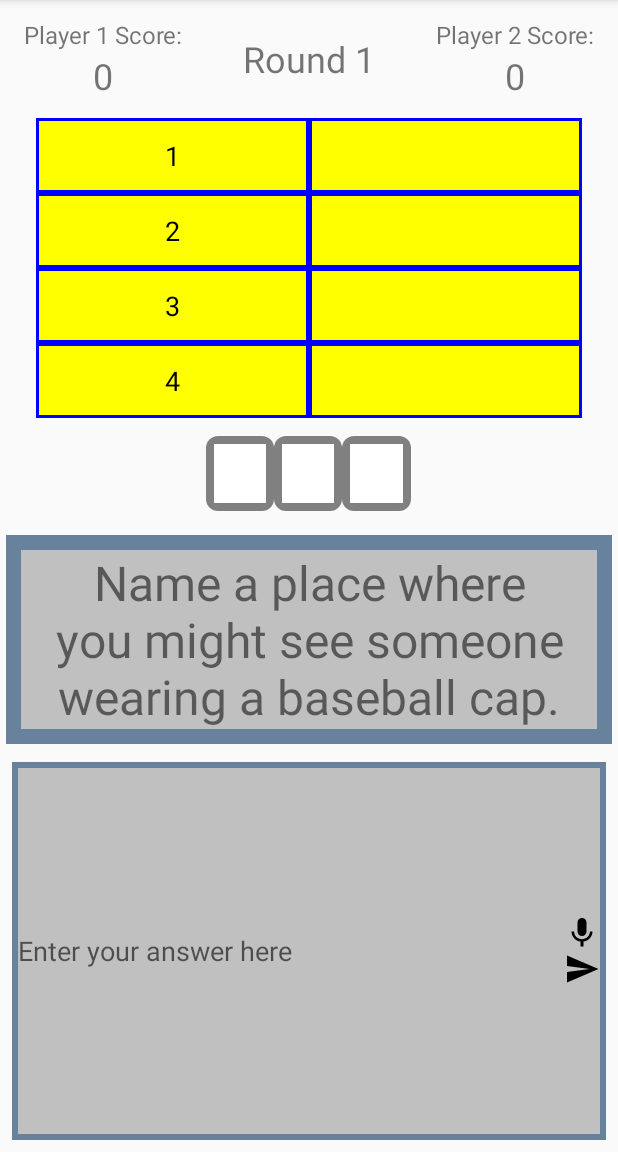
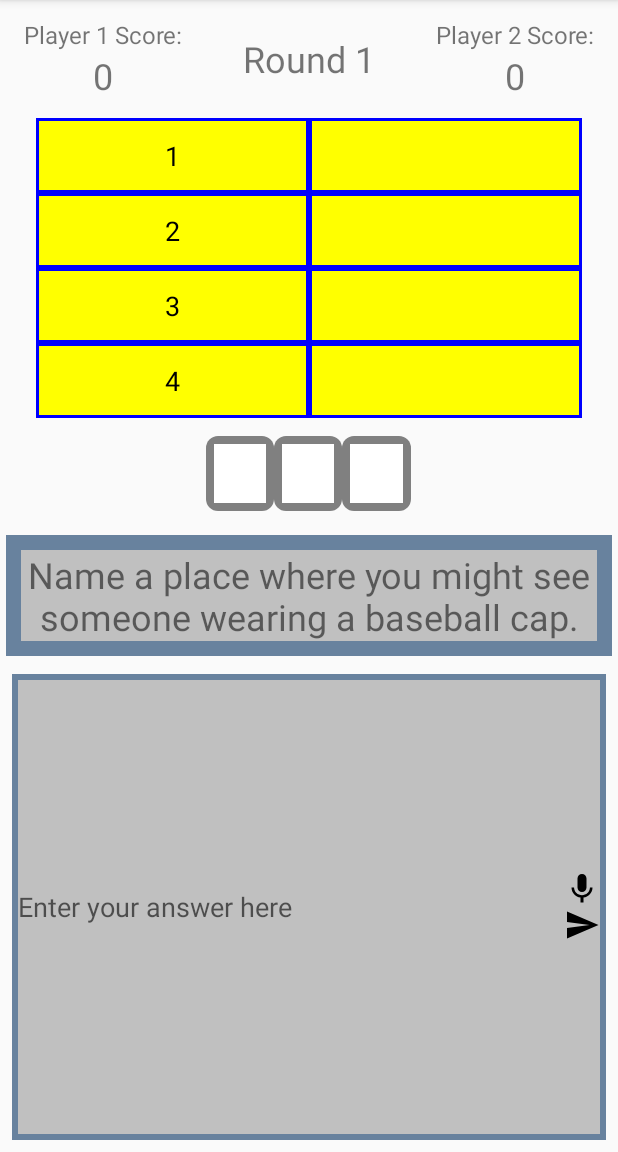
Before and after one commit to cgon50/Familia-Rivalry, an Android app: the screen it shows after launch (MainActivity), after a tap on "SINGLE PLAYER", on a phone screen of 412 x 824 dp, the part 84-1236 px from its top. Run offline under Robolectric (Android 15) with nearby library versions, the phone set to English and light mode, and no system bars; libraries missing offline, so code that uses them is left out: party.liyin.easywifip2p; 1 statement that could not run was skipped.

Commit message:
can connect now!!, also can refresh

```diff
--- a/app/src/main/java/com/example/familiarivalry/P2pFragment.kt
+++ b/app/src/main/java/com/example/familiarivalry/P2pFragment.kt
@@ -9,7 +9,9 @@ import android.view.View
 import android.view.ViewGroup
 import android.widget.ArrayAdapter
 import android.widget.ListView
+import androidx.swiperefreshlayout.widget.SwipeRefreshLayout
 import party.liyin.easywifip2p.WifiP2PHelper
+import java.util.*
 
 /**
  * A simple [Fragment] subclass.
@@ -22,6 +24,7 @@ import party.liyin.easywifip2p.WifiP2PHelper
 class P2pFragment : Fragment() {
     private lateinit var helper: WifiP2PHelper
     private lateinit var listView: ListView
+    private var devices = mutableListOf<WifiP2pDevice>()
 
     override fun onCreate(savedInstanceState: Bundle?) {
         super.onCreate(savedInstanceState)
@@ -37,19 +40,20 @@ class P2pFragment : Fragment() {
         helper = WifiP2PHelper(context)
         helper.requestConnInfo()
         listView = p2pView.findViewById<ListView>(R.id.peerList)
-        listView.setOnItemClickListener { parent,_,position,_ ->
-            val item = parent.getItemAtPosition(position) as WifiP2pDevice
-            helper.connectToPeer(item)
+        listView.setOnItemClickListener { _,_,position,_ ->
+            helper.connectToPeer(devices[position])
         }
         helper.setConnectInfoListener { address, isGroupOwner, groupFormed ->
             Log.d("ASDF","ASDF")
-            println("========\nAddress:$address\nisGroupOwner:$isGroupOwner\ngroupFormed:$groupFormed\n========")
+            Log.d("info", "========\nAddress:$address\nisGroupOwner:$isGroupOwner\ngroupFormed:$groupFormed\n========")
         }
         helper.setConnectListener(object : WifiP2PHelper.ConnectListener{
 
             override fun connectState(state: Boolean) {
                 Log.d("ASDF","CONNECTSTATE")
+                helper.requestConnInfo()
                 println("Connect State: $state")
+                //if state is true, start game :)
             }
 
             override fun connectDone(state: Boolean) {
@@ -60,10 +64,26 @@ class P2pFragment : Fragment() {
         })
         helper.setPeerListener {
             Log.d("ASDF","LISTENER")
-            if (it != null)
-                listView.adapter = ArrayAdapter<WifiP2pDevice>(context!!, android.R.layout.simple_expandable_list_item_1, it)
+            if (it != null) {
+                devices = it
+                var names = mutableListOf<String>()
+                for (device in devices) {
+                    names.add(device.deviceName)
+                }
+                listView.adapter = ArrayAdapter<String>(context!!, android.R.layout.simple_expandable_list_item_1, names)
+            }
+            it.forEach({})
         }
+        p2pView.findViewById<SwipeRefreshLayout>(R.id.refresh).setOnRefreshListener {
+            helper.startDiscovery()
+            Timer("stopRefresh", false).schedule(
+                object : TimerTask() {
+                    override fun run() {
+                        activity!!.runOnUiThread{ p2pView.findViewById<SwipeRefreshLayout>(R.id.refresh).isRefreshing = false }
+                    }
+                } , 1000)
 
+        }
         helper.easyStart()
         helper.startDiscovery()
 
--- a/app/src/main/res/layout/fragment_game.xml
+++ b/app/src/main/res/layout/fragment_game.xml
@@ -6,8 +6,8 @@
     tools:context=".GameFragment"
     android:orientation="vertical">
     <LinearLayout
-        android:layout_marginTop="12dp"
-        android:layout_marginBottom="12dp"
+        android:layout_marginTop="12sp"
+        android:layout_marginBottom="12sp"
         android:layout_width="match_parent"
         android:layout_height="wrap_content"
         android:orientation="horizontal"
@@ -15,14 +15,14 @@
 
         <LinearLayout
             android:layout_weight="1"
-            android:layout_width="0dp"
+            android:layout_width="0sp"
             android:layout_height="wrap_content"
             android:orientation="vertical">
 
             <TextView
                 android:layout_width="match_parent"
                 android:layout_height="wrap_content"
-                android:textSize="16dp"
+                android:textSize="16sp"
                 android:text="Player 1 Score:"
                 android:gravity="center"/>
 
@@ -30,7 +30,7 @@
                 android:id="@+id/p1ScoreTV"
                 android:layout_width="match_parent"
                 android:layout_height="wrap_content"
-                android:textSize="24dp"
+                android:textSize="24sp"
                 android:gravity="center"
                 android:text="0"/>
 
@@ -39,23 +39,23 @@
         <TextView
             android:id="@+id/roundTV"
             android:layout_weight="1"
-            android:layout_width="0dp"
+            android:layout_width="0sp"
             android:layout_height="wrap_content"
             android:text="Round 1"
-            android:textSize="24dp"
+            android:textSize="24sp"
             android:layout_gravity="center"
             android:gravity="center"/>
 
         <LinearLayout
             android:layout_weight="1"
-            android:layout_width="0dp"
+            android:layout_width="0sp"
             android:layout_height="wrap_content"
             android:orientation="vertical">
 
             <TextView
                 android:layout_width="match_parent"
                 android:layout_height="wrap_content"
-                android:textSize="16dp"
+                android:textSize="16sp"
                 android:text="Player 2 Score:"
                 android:gravity="center"/>
 
@@ -63,7 +63,7 @@
                 android:id="@+id/p2ScoreTV"
                 android:layout_width="match_parent"
                 android:layout_height="wrap_content"
-                android:textSize="24dp"
+                android:textSize="24sp"
                 android:gravity="center"
                 android:text="0"/>
 
@@ -71,10 +71,10 @@
     </LinearLayout>
     <!--     game board! -->
     <LinearLayout
-        android:layout_marginStart="24dp"
-        android:layout_marginEnd="24dp"
+        android:layout_marginStart="24sp"
+        android:layout_marginEnd="24sp"
         android:layout_width="match_parent"
-        android:layout_height="50dp"
+        android:layout_height="50sp"
         android:weightSum="2"
         android:background="@color/boardBorder"
         >
@@ -82,145 +82,145 @@
         <TextView
             android:gravity="center"
             android:text="1"
-            android:textSize="18dp"
-            android:layout_margin="2dp"
+            android:textSize="18sp"
+            android:layout_margin="2sp"
             android:background="@color/boardYellow"
             android:id="@+id/answer1"
             android:layout_weight="1"
-            android:layout_width="0dp"
+            android:layout_width="0sp"
             android:layout_height="match_parent"
             android:textColor="#000000"
             />
         <TextView
             android:text="5"
-            android:textSize="18dp"
+            android:textSize="18sp"
             android:gravity="center"
-            android:layout_margin="2dp"
+            android:layout_margin="2sp"
             android:background="@color/boardYellow"
             android:id="@+id/answer5"
             android:layout_weight="1"
-            android:layout_width="0dp"
+            android:layout_width="0sp"
             android:layout_height="match_parent"
             android:textColor="#000000"
             />
     </LinearLayout>
     <LinearLayout
         android:background="@color/boardBorder"
-        android:layout_marginStart="24dp"
-        android:layout_marginEnd="24dp"
+        android:layout_marginStart="24sp"
+        android:layout_marginEnd="24sp"
         android:layout_width="match_parent"
-        android:layout_height="50dp"
+        android:layout_height="50sp"
         android:weightSum="2"
         >
         <TextView
             android:text="2"
-            android:textSize="18dp"
+            android:textSize="18sp"
             android:gravity="center"
-            android:layout_margin="2dp"
+            android:layout_margin="2sp"
             android:background="@color/boardYellow"
             android:id="@+id/answer2"
             android:layout_weight="1"
-            android:layout_width="0dp"
+            android:layout_width="0sp"
             android:layout_height="match_parent"
             android:textColor="#000000"
             />
         <TextView
             android:text="6"
-            android:textSize="18dp"
+            android:textSize="18sp"
             android:gravity="center"
             android:background="@color/boardYellow"
             android:id="@+id/answer6"
             android:layout_weight="1"
-            android:layout_margin="2dp"
-            android:layout_width="0dp"
+            android:layout_margin="2sp"
+            android:layout_width="0sp"
             android:layout_height="match_parent"
             android:textColor="#000000"
             />
     </LinearLayout>
     <LinearLayout
         android:background="@color/boardBorder"
-        android:layout_marginStart="24dp"
-        android:layout_marginEnd="24dp"
+        android:layout_marginStart="24sp"
+        android:layout_marginEnd="24sp"
         android:layout_width="match_parent"
-        android:layout_height="50dp"
+        android:layout_height="50sp"
         android:weightSum="2"
         >
         <TextView
             android:text="3"
-            android:textSize="18dp"
+            android:textSize="18sp"
             android:gravity="center"
-            android:layout_margin="2dp"
+            android:layout_margin="2sp"
             android:background="@color/boardYellow"
             android:id="@+id/answer3"
             android:layout_weight="1"
-            android:layout_width="0dp"
+            android:layout_width="0sp"
             android:layout_height="match_parent"
             android:textColor="#000000"
             />
         <TextView
             android:text="7"
-            android:textSize="18dp"
+            android:textSize="18sp"
             android:gravity="center"
             android:background="@color/boardYellow"
             android:id="@+id/answer7"
             android:layout_weight="1"
-            android:layout_margin="2dp"
-            android:layout_width="0dp"
+            android:layout_margin="2sp"
+            android:layout_width="0sp"
             android:layout_height="match_parent"
             android:textColor="#000000"
             />
     </LinearLayout>
     <LinearLayout
         android:background="@color/boardBorder"
-        android:layout_marginStart="24dp"
-        android:layout_marginEnd="24dp"
+        android:layout_marginStart="24sp"
+        android:layout_marginEnd="24sp"
         android:layout_width="match_parent"
-        android:layout_height="50dp"
+        android:layout_height="50sp"
         android:weightSum="2"
         >
         <TextView
             android:text="4"
-            android:textSize="18dp"
+            android:textSize="18sp"
             android:gravity="center"
-            android:layout_margin="2dp"
+            android:layout_margin="2sp"
             android:background="@color/boardYellow"
             android:id="@+id/answer4"
             android:layout_weight="1"
-            android:layout_width="0dp"
+            android:layout_width="0sp"
             android:layout_height="match_parent"
             android:textColor="#000000"
             />
         <TextView
             android:text="8"
-            android:textSize="18dp"
+            android:textSize="18sp"
             android:gravity="center"
             android:background="@color/boardYellow"
             android:id="@+id/answer8"
             android:layout_weight="1"
-            android:layout_margin="2dp"
-            android:layout_width="0dp"
+            android:layout_margin="2sp"
+            android:layout_width="0sp"
             android:layout_height="match_parent"
             android:textColor="#000000"
             />
     </LinearLayout>
     <LinearLayout
-        android:layout_marginTop="12dp"
-        android:layout_marginBottom="12dp"
+        android:layout_marginTop="12sp"
+        android:layout_marginBottom="12sp"
         android:layout_width="match_parent"
-        android:layout_height="50dp"
+        android:layout_height="50sp"
         android:orientation="horizontal"
         android:weightSum="9">
         <TextView
             android:layout_weight="3"
-            android:layout_width="0dp"
+            android:layout_width="0sp"
             android:layout_height="wrap_content"/>
         <LinearLayout
-            android:layout_width="0dp"
+            android:layout_width="0sp"
             android:layout_weight="1"
             android:layout_height="match_parent"
             android:background="@drawable/rounded_rect_grey"
             android:orientation="vertical"
-            android:padding="5dp" >
+            android:padding="5sp" >
 
             <TextView
                 android:id="@+id/strike1TV"
@@ -230,17 +230,17 @@
                 android:gravity="center"
                 android:text="X"
                 android:textColor="#FF0000"
-                android:textSize="32dp"
+                android:textSize="32sp"
                 android:textStyle="bold" />
         </LinearLayout>
 
         <LinearLayout
-            android:layout_width="0dp"
+            android:layout_width="0sp"
             android:layout_weight="1"
             android:layout_height="match_parent"
             android:background="@drawable/rounded_rect_grey"
             android:orientation="vertical"
-            android:padding="5dp" >
+            android:padding="5sp" >
 
             <TextView
                 android:id="@+id/strike2TV"
@@ -250,16 +250,16 @@
                 android:gravity="center"
                 android:text="X"
                 android:textColor="#FF0000"
-                android:textSize="32dp"
+                android:textSize="32sp"
                 android:textStyle="bold" />
         </LinearLayout>
         <LinearLayout
-            android:layout_width="0dp"
+            android:layout_width="0sp"
             android:layout_weight="1"
             android:layout_height="match_parent"
             android:background="@drawable/rounded_rect_grey"
             android:orientation="vertical"
-            android:padding="5dp" >
+            android:padding="5sp" >
 
             <TextView
                 android:id="@+id/strike3TV"
@@ -269,20 +269,20 @@
                 android:gravity="center"
                 android:text="X"
                 android:textColor="#FF0000"
-                android:textSize="32dp"
+                android:textSize="32sp"
                 android:textStyle="bold" />
         </LinearLayout>
     </LinearLayout>
     <LinearLayout
-        android:layout_margin="4dp"
+        android:layout_margin="4sp"
         android:background="@color/questionBlue"
         android:layout_width="match_parent"
         android:layout_height="wrap_content">
         <TextView
             android:id="@+id/questionTV"
-            android:textSize="32dp"
+            android:textSize="24sp"
             android:gravity="center"
-            android:layout_margin="10dp"
+            android:layout_margin="10sp"
             android:background="@color/questionGrey"
             android:layout_width="match_parent"
             android:layout_height="wrap_content"
@@ -293,19 +293,19 @@
         android:layout_width="match_parent"
         android:layout_height="match_parent"
         android:background="@color/questionBlue"
-        android:layout_margin="8dp">
+        android:layout_margin="8sp">
 
         <LinearLayout
             android:layout_width="match_parent"
             android:layout_height="match_parent"
             android:weightSum="10"
             android:background="@color/questionGrey"
-            android:layout_margin="4dp"
+            android:layout_margin="4sp"
             >
             <EditText
                 android:id="@+id/answerET"
                 android:layout_weight="9"
-                android:layout_width="0dp"
+                android:layout_width="0sp"
                 android:layout_height="match_parent"
                 android:hint="Enter your answer here"
                 android:imeOptions="actionSearch"
@@ -313,7 +313,7 @@
                 android:background="@null">
             </EditText>
             <LinearLayout
-                android:layout_width="0dp"
+                android:layout_width="0sp"
                 android:layout_height="match_parent"
                 android:layout_weight="1"
                 android:gravity="end|center"
--- a/app/src/main/res/layout/fragment_p2p.xml
+++ b/app/src/main/res/layout/fragment_p2p.xml
@@ -5,9 +5,15 @@
     android:layout_height="match_parent"
     tools:context=".P2pFragment">
 
-    <ListView
-        android:id="@+id/peerList"
+    <androidx.swiperefreshlayout.widget.SwipeRefreshLayout
         android:layout_width="match_parent"
-        android:layout_height="match_parent" />
+        android:layout_height="wrap_content"
+        android:id="@+id/refresh" >
+
+        <ListView
+            android:id="@+id/peerList"
+            android:layout_width="match_parent"
+            android:layout_height="match_parent" />
+    </androidx.swiperefreshlayout.widget.SwipeRefreshLayout>
 
 </FrameLayout>
```
